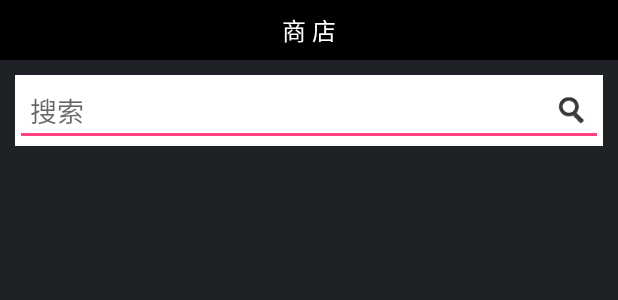
After one commit to zihun130/ActualProject, an Android app: the layout activity_search.xml on its own in the app's theme, with its tools: preview values and no code run, on a phone screen of 412 x 824 dp. The commit adds this screen. Shown: the top 300 px of the screen. Run offline under Robolectric (Android 15) with nearby library versions, the phone set to English and light mode, and no system bars.

Commit message:
处理各处搜索按钮

```diff
--- a/app/src/main/AndroidManifest.xml
+++ b/app/src/main/AndroidManifest.xml
@@ -16,7 +16,9 @@
             </intent-filter>
         </activity>
         <activity android:name=".activity.MainActivity" />
-        <activity android:name=".activity.GuidanceActivity"></activity>
+        <activity android:name=".activity.GuidanceActivity" />
+        <activity android:name=".shopping.SearchActivity" />
+        <activity android:name=".expert.SearchPersonActivity"></activity>
     </application>
 
 </manifest>
--- a/app/src/main/java/atguigu/com/actualproject/shopping/ShoppingFragment.java
+++ b/app/src/main/java/atguigu/com/actualproject/shopping/ShoppingFragment.java
@@ -1,5 +1,6 @@
 package atguigu.com.actualproject.shopping;
 
+import android.content.Intent;
 import android.support.design.widget.TabLayout;
 import android.support.v4.view.ViewPager;
 import android.view.View;
@@ -7,6 +8,7 @@ import android.widget.ImageView;
 import android.widget.TextView;
 
 import atguigu.com.actualproject.R;
+import atguigu.com.actualproject.Utils.UIUtils;
 import atguigu.com.actualproject.base.BaseFragment;
 import butterknife.ButterKnife;
 import butterknife.InjectView;
@@ -65,8 +67,10 @@ public class ShoppingFragment extends BaseFragment {
     public void onViewClicked(View view) {
         switch (view.getId()) {
             case R.id.title_image:
+                startActivity(new Intent(context,SearchActivity.class));
                 break;
             case R.id.title_shoppingcart:
+                UIUtils.showToast("购物车");
                 break;
         }
     }
--- a/app/src/main/res/drawable/title_seclect.xml
+++ b/app/src/main/res/drawable/title_seclect.xml
@@ -1,6 +1,6 @@
 <?xml version="1.0" encoding="utf-8"?>
 <selector xmlns:android="http://schemas.android.com/apk/res/android">
-    <item android:drawable="@drawable/actionbar_navigation_menu" android:state_pressed="false"/>
-    <item android:drawable="@drawable/close" android:state_pressed="true"/>
+    <item android:drawable="@drawable/actionbar_navigation_menu" android:state_checked="false"/>
+    <item android:drawable="@drawable/close" android:state_checked="true"/>
 
 </selector>
--- /dev/null
+++ b/app/src/main/res/layout/activity_search.xml
@@ -0,0 +1,40 @@
+<?xml version="1.0" encoding="utf-8"?>
+<LinearLayout xmlns:android="http://schemas.android.com/apk/res/android"
+    xmlns:tools="http://schemas.android.com/tools"
+    android:id="@+id/activity_search"
+    android:layout_width="match_parent"
+    android:layout_height="match_parent"
+    android:background="#1e2125"
+    android:orientation="vertical"
+    tools:context="atguigu.com.actualproject.shopping.SearchActivity">
+
+    <include layout="@layout/title_bar" />
+
+    <RelativeLayout
+        android:layout_width="match_parent"
+        android:layout_height="wrap_content"
+        android:layout_marginLeft="10dp"
+        android:layout_marginRight="10dp"
+        android:layout_marginTop="10dp"
+        android:background="#ffffff">
+
+        <EditText
+            android:id="@+id/et_search"
+            android:layout_width="match_parent"
+            android:layout_height="wrap_content"
+            android:hint="搜索"
+            android:padding="10dp" />
+
+        <ImageView
+            android:id="@+id/image_search"
+            android:layout_width="wrap_content"
+            android:layout_height="wrap_content"
+            android:layout_alignParentRight="true"
+            android:layout_centerVertical="true"
+            android:layout_marginRight="10dp"
+            android:background="@drawable/behind_sliding_search" />
+
+    </RelativeLayout>
+
+
+</LinearLayout>
```
Also changed, not shown: app/src/main/java/atguigu/com/actualproject/expert/ExpertFragment.java (+13 -0 lines), app/src/main/java/atguigu/com/actualproject/expert/SearchPersonActivity.java (added, +60 -0 lines), app/src/main/java/atguigu/com/actualproject/shopping/SearchActivity.java (added, +67 -0 lines), app/src/main/res/anim/left_in.xml (added, +9 -0 lines), app/src/main/res/anim/right_out.xml (added, +9 -0 lines), app/src/main/res/layout/activity_search_person.xml (added, +38 -0 lines), app/src/main/res/drawable-xhdpi-v4/behind_sliding_search.png (added).
